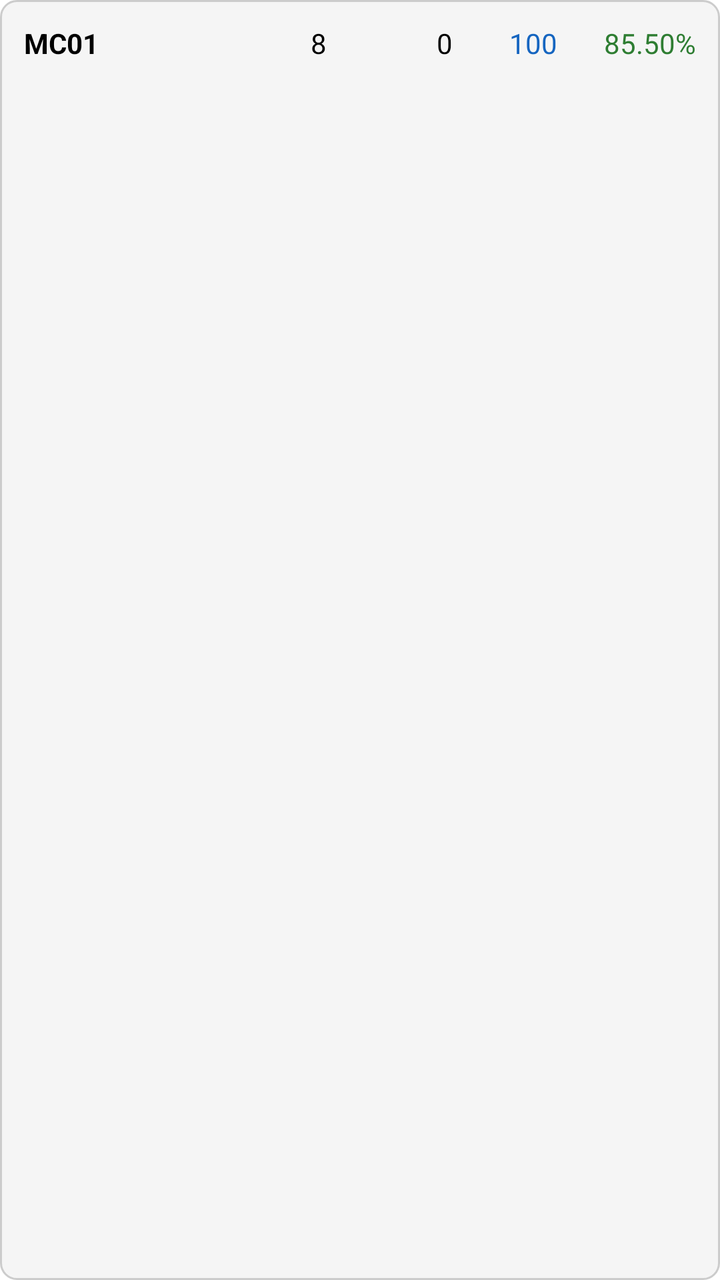
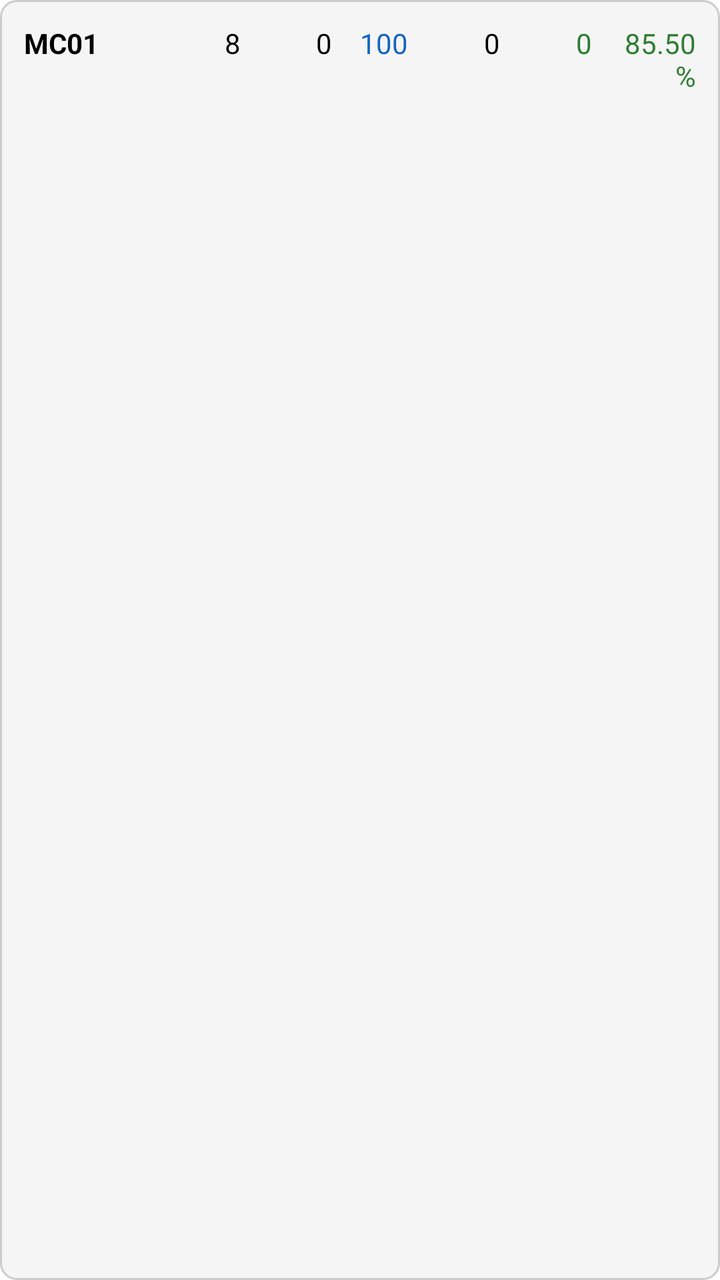

Screens rendered from an Android XML layout before and after an edit, with the pre-edit source and the edit as a unified diff.
<!-- AndroidManifest.xml: application theme Theme.MyHrms -->
<!-- res/layout/item_drawing_summary.xml -->
<?xml version="1.0" encoding="utf-8"?>
<LinearLayout xmlns:android="http://schemas.android.com/apk/res/android"
    android:layout_width="match_parent"
    android:layout_height="wrap_content"
    android:orientation="horizontal"
    android:padding="12dp"
    android:background="@drawable/bg_input_rounded_light"
    android:layout_marginBottom="8dp">

    <TextView
        android:id="@+id/tvMcName"
        android:layout_width="0dp"
        android:layout_height="wrap_content"
        android:layout_weight="1.8"
        android:text="MC01"
        android:textColor="#000000"
        android:textSize="14sp"
        android:textStyle="bold" />

    <TextView
        android:id="@+id/tvHours"
        android:layout_width="0dp"
        android:layout_height="wrap_content"
        android:layout_weight="1.2"
        android:text="8"
        android:textColor="#000000"
        android:textSize="14sp"
        android:gravity="end"
        android:paddingEnd="6dp"
        android:paddingStart="4dp" />

    <TextView
        android:id="@+id/tvConst"
        android:layout_width="0dp"
        android:layout_height="wrap_content"
        android:layout_weight="1.2"
        android:text="0"
        android:textColor="#000000"
        android:textSize="14sp"
        android:gravity="end"
        android:paddingEnd="6dp"
        android:paddingStart="4dp" />

    <TextView
        android:id="@+id/tvUnit"
        android:layout_width="0dp"
        android:layout_height="wrap_content"
        android:layout_weight="1"
        android:text="100"
        android:textColor="#1565C0"
        android:textSize="14sp"
        android:gravity="end"
        android:paddingEnd="6dp"
        android:paddingStart="4dp" />

    <TextView
        android:id="@+id/tvEff"
        android:layout_width="0dp"
        android:layout_height="wrap_content"
        android:layout_weight="1.2"
        android:text="85.50%"
        android:textColor="#2E7D32"
        android:textSize="14sp"
        android:gravity="end"
        android:paddingEnd="0dp"
        android:paddingStart="4dp" />

</LinearLayout>
<!-- resources referenced by this layout -->
<resources>
  <!-- drawable bg_input_rounded_light (drawable) -->
  <?xml version="1.0" encoding="utf-8"?>
  <shape xmlns:android="http://schemas.android.com/apk/res/android"
      android:shape="rectangle">
      <solid android:color="#F5F5F5" />
      <corners android:radius="8dp" />
      <stroke
          android:width="1dp"
          android:color="#CCCCCC" />
  </shape>
  <style name="Theme.MyHrms" parent="Theme.MaterialComponents.DayNight.NoActionBar">
          
          <item name="colorPrimary">@color/toolbar_dark_blue</item>
          <item name="colorPrimaryVariant">@color/toolbar_dark_blue</item>
          <item name="colorOnPrimary">@color/white</item>
          
          <item name="colorSecondary">@color/teal_200</item>
          <item name="colorSecondaryVariant">@color/teal_700</item>
          <item name="colorOnSecondary">@color/black</item>
          
          <item name="android:statusBarColor">@color/toolbar_dark_blue</item>
          
      </style>
  <color name="toolbar_dark_blue">#1B4332</color>
  <color name="white">#FFFFFFFF</color>
  <color name="teal_200">#FF03DAC5</color>
  <color name="teal_700">#FF018786</color>
  <color name="black">#FF000000</color>
</resources>

<!-- the commit's change to res/layout/item_drawing_summary.xml (unified diff, before → after) -->
@@ -54,6 +54,30 @@
         android:paddingStart="4dp" />
 
     <TextView
+        android:id="@+id/tvMtrHrs"
+        android:layout_width="0dp"
+        android:layout_height="wrap_content"
+        android:layout_weight="1.2"
+        android:text="0"
+        android:textColor="#000000"
+        android:textSize="14sp"
+        android:gravity="end"
+        android:paddingEnd="6dp"
+        android:paddingStart="4dp" />
+
+    <TextView
+        android:id="@+id/tvMtrEff"
+        android:layout_width="0dp"
+        android:layout_height="wrap_content"
+        android:layout_weight="1.2"
+        android:text="0"
+        android:textColor="#2E7D32"
+        android:textSize="14sp"
+        android:gravity="end"
+        android:paddingEnd="6dp"
+        android:paddingStart="4dp" />
+
+    <TextView
         android:id="@+id/tvEff"
         android:layout_width="0dp"
         android:layout_height="wrap_content"
